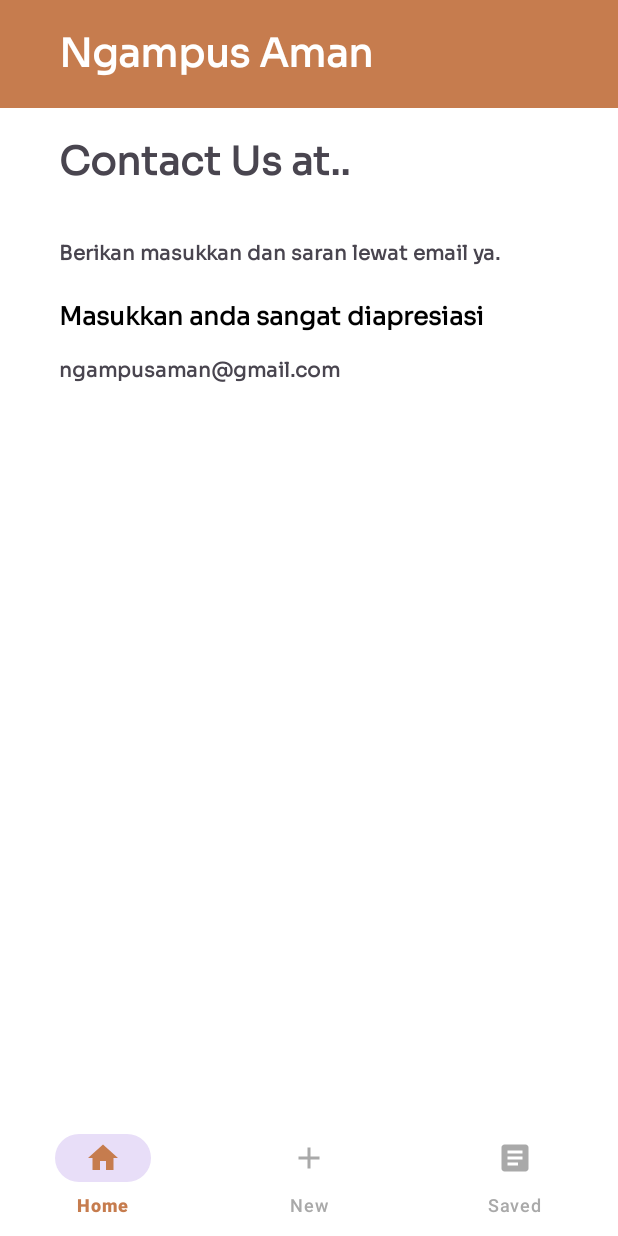
After one commit to YosepEChristo/Hape, an Android app: the ContactUsFragment screen opened through its navigation route, on a phone screen of 412 x 824 dp. The commit adds this screen. Run offline under Robolectric (Android 15) with nearby library versions, the phone set to English and light mode, and no system bars; our stand-ins replace navigation-ui, sdp/ssp sizes.

Commit message:
Navigate Home Page to another Fragment

```diff
--- a/app/src/main/java/com/example/ngampusaman/ui/Activity/MainActivity.kt
+++ b/app/src/main/java/com/example/ngampusaman/ui/Activity/MainActivity.kt
@@ -2,20 +2,26 @@ package com.example.ngampusaman.ui.Activity
 
 import androidx.appcompat.app.AppCompatActivity
 import android.os.Bundle
+import androidx.navigation.NavController
 import androidx.navigation.Navigation
+import androidx.navigation.fragment.NavHostFragment
 import androidx.navigation.ui.NavigationUI
 import androidx.recyclerview.widget.RecyclerView
 import com.example.ngampusaman.R
 import com.google.android.material.bottomnavigation.BottomNavigationView
 
 class MainActivity : AppCompatActivity() {
+    private lateinit var  navController: NavController
     override fun onCreate(savedInstanceState: Bundle?) {
         super.onCreate(savedInstanceState)
         setContentView(R.layout.activity_main)
 
         val bottomNavigation = findViewById<BottomNavigationView>(R.id.btm_nav)
         val navController = Navigation.findNavController(this, R.id.host_fragment)
-
         NavigationUI.setupWithNavController(bottomNavigation,navController)
     }
+
+    override fun onSupportNavigateUp(): Boolean {
+        return NavigationUI.navigateUp(navController,null)
+    }
 }
--- /dev/null
+++ b/app/src/main/java/com/example/ngampusaman/ui/Fragment/ContactUsFragment.kt
@@ -0,0 +1,22 @@
+package com.example.ngampusaman.ui.Fragment
+
+import android.os.Bundle
+import androidx.fragment.app.Fragment
+import android.view.LayoutInflater
+import android.view.View
+import android.view.ViewGroup
+import com.example.ngampusaman.R
+
+
+class ContactUsFragment : Fragment() {
+
+
+    override fun onCreateView(
+        inflater: LayoutInflater, container: ViewGroup?,
+        savedInstanceState: Bundle?
+    ): View? {
+        // Inflate the layout for this fragment
+        return inflater.inflate(R.layout.fragment_contact_us, container, false)
+    }
+
+}
--- a/app/src/main/java/com/example/ngampusaman/ui/Fragment/HomeFragment.kt
+++ b/app/src/main/java/com/example/ngampusaman/ui/Fragment/HomeFragment.kt
@@ -5,6 +5,11 @@ import androidx.fragment.app.Fragment
 import android.view.LayoutInflater
 import android.view.View
 import android.view.ViewGroup
+import android.widget.Button
+import androidx.cardview.widget.CardView
+import androidx.navigation.NavOptions
+import androidx.navigation.Navigation
+import androidx.navigation.fragment.findNavController
 import androidx.recyclerview.widget.LinearLayoutManager
 import androidx.recyclerview.widget.RecyclerView
 import com.example.ngampusaman.R
@@ -16,14 +21,69 @@ class HomeFragment : Fragment() {
         savedInstanceState: Bundle?
     ): View? {
 
-        // Inflate the layout for this fragment
-        return inflater.inflate(R.layout.fragment_home, container, false)
+        val view = inflater.inflate(R.layout.fragment_home, container, false)
+
+        val toTemplateFragment: CardView = view.findViewById(R.id.cv_one)
+        toTemplateFragment.setOnClickListener {
+            findNavController()
+                .navigate(
+                    R.id.action_homeFragment_to_templateFragment,
+                    null,
+                    NavOptions.Builder()
+                        .setPopUpTo(R.id.homeFragment, true)
+                        .build()
+                )
+        }
+
+        val toFAQFragment: CardView = view.findViewById(R.id.cv_two)
+        toFAQFragment.setOnClickListener {
+            findNavController()
+                .navigate(
+                    R.id.action_homeFragment_to_faqFragment,
+                    null,
+                    NavOptions.Builder()
+                        .setPopUpTo(R.id.homeFragment, true)
+                        .build()
+                )
+        }
+
+        val toContactUsFragment: CardView = view.findViewById(R.id.cv_three)
+        toContactUsFragment.setOnClickListener {
+            findNavController()
+                .navigate(
+                    R.id.action_homeFragment_to_contactus,
+                    null,
+                    NavOptions.Builder()
+                        .setPopUpTo(R.id.homeFragment, true)
+                        .build()
+                )
+        }
+
+        val toAboutUsFragment: CardView = view.findViewById(R.id.cv_four)
+        toAboutUsFragment.setOnClickListener {
+            findNavController()
+                .navigate(
+                    R.id.action_homeFragment_to_aboutusFragment,
+                    null,
+                    NavOptions.Builder()
+                        .setPopUpTo(R.id.homeFragment, true)
+                        .build()
+                )
+        }
+
+        return view
     }
+
 
     override fun onViewCreated(view: View, savedInstanceState: Bundle?) {
         val recyclerViewItem = requireView().findViewById<RecyclerView>(R.id.rv_most_liked)
-        val daftarJudul = arrayOf<String>("Surat Izin Sakit", "Surat Pengunduran Diri", "Surat Ingin Menikah")
-        val daftarKeterangan = arrayOf<String>("Ketika Mahasiswa tidak enak badan dan direkomendasikan pihak medis untuk beristirahat", "Ketika Capek Kuliah DO Solusinya", "Jomblo jangan tekan ini")
+        val daftarJudul =
+            arrayOf<String>("Surat Izin Sakit", "Surat Pengunduran Diri", "Surat Ingin Menikah")
+        val daftarKeterangan = arrayOf<String>(
+            "Ketika Mahasiswa tidak enak badan dan direkomendasikan pihak medis untuk beristirahat",
+            "Ketika Capek Kuliah DO Solusinya",
+            "Jomblo jangan tekan ini"
+        )
 
         val suratAdapter = SuratAdapter(daftarJudul, daftarKeterangan)
         recyclerViewItem.apply {
--- a/app/src/main/res/layout/fragment_about_us.xml
+++ b/app/src/main/res/layout/fragment_about_us.xml
@@ -7,7 +7,7 @@
     android:layout_height="match_parent"
     android:background="@color/white"
     android:orientation="vertical"
-    tools:context=".ui.Fragment.HomeFragment">
+    tools:context=".ui.Fragment.AboutUsFragment">
 
     <FrameLayout
         android:layout_width="match_parent"
--- a/app/src/main/res/layout/fragment_contact_us.xml
+++ b/app/src/main/res/layout/fragment_contact_us.xml
@@ -7,7 +7,7 @@
     android:layout_height="match_parent"
     android:background="@color/white"
     android:orientation="vertical"
-    tools:context=".ui.Fragment.HomeFragment">
+    tools:context=".ui.Fragment.ContactUsFragment">
 
     <FrameLayout
         android:layout_width="match_parent"
--- a/app/src/main/res/layout/fragment_faq.xml
+++ b/app/src/main/res/layout/fragment_faq.xml
@@ -7,7 +7,7 @@
     android:layout_height="match_parent"
     android:background="@color/white"
     android:orientation="vertical"
-    tools:context=".ui.Fragment.HomeFragment">
+    tools:context=".ui.Fragment.FAQFragment">
 
     <FrameLayout
         android:layout_width="match_parent"
--- a/app/src/main/res/navigation/nav_graph.xml
+++ b/app/src/main/res/navigation/nav_graph.xml
@@ -9,7 +9,20 @@
         android:id="@+id/homeFragment"
         android:name="com.example.ngampusaman.ui.Fragment.HomeFragment"
         android:label="fragment_home"
-        tools:layout="@layout/fragment_home" />
+        tools:layout="@layout/fragment_home" >
+        <action
+            android:id="@+id/action_homeFragment_to_faqFragment"
+            app:destination="@id/faqFragment" />
+        <action
+            android:id="@+id/action_homeFragment_to_aboutusFragment"
+            app:destination="@id/aboutusFragment" />
+        <action
+            android:id="@+id/action_homeFragment_to_contactus"
+            app:destination="@id/contactus" />
+        <action
+            android:id="@+id/action_homeFragment_to_templateFragment"
+            app:destination="@id/templateFragment" />
+    </fragment>
     <fragment
         android:id="@+id/templateFragment"
         android:name="com.example.ngampusaman.ui.Fragment.TemplateFragment"
@@ -20,4 +33,19 @@
         android:name="com.example.ngampusaman.ui.Fragment.SavedFragment"
         android:label="fragment_saved"
         tools:layout="@layout/fragment_saved" />
+    <fragment
+        android:id="@+id/faqFragment"
+        android:name="com.example.ngampusaman.ui.Fragment.FAQFragment"
+        android:label="fragment_faq"
+        tools:layout="@layout/fragment_faq"/>
+    <fragment
+        android:id="@+id/aboutusFragment"
+        android:name="com.example.ngampusaman.ui.Fragment.AboutUsFragment"
+        android:label="fragment_about_us"
+        tools:layout="@layout/fragment_about_us"/>
+    <fragment
+        android:id="@+id/contactus"
+        android:name="com.example.ngampusaman.ui.Fragment.ContactUsFragment"
+        android:label="fragment_contact_us"
+        tools:layout="@layout/fragment_contact_us"/>
 </navigation>
```
Also changed, not shown: app/src/main/java/com/example/ngampusaman/ui/Fragment/AboutUsFragment.kt (added, +22 -0 lines), app/src/main/java/com/example/ngampusaman/ui/Fragment/FAQFragment.kt (added, +21 -0 lines).
